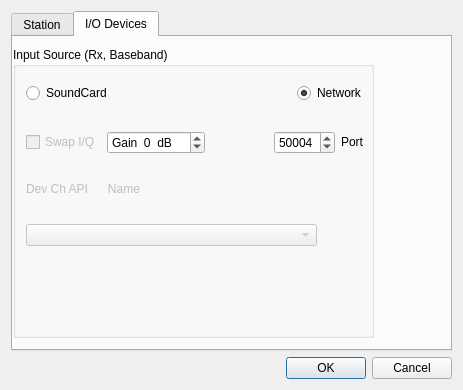
Qt form q65w/devsetup.ui (kholia/wsjtx) before a commit.
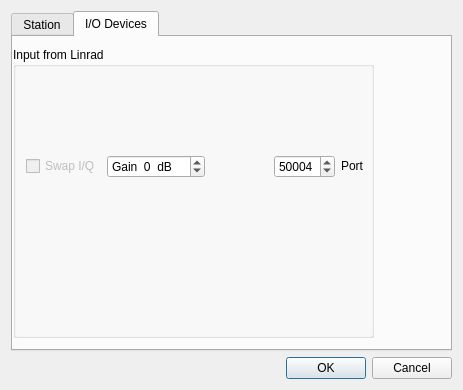
The same form after that commit. The open tabs and pages were chosen to show the change.

```diff
--- a/q65w/devsetup.ui
+++ b/q65w/devsetup.ui
@@ -284,7 +284,7 @@
         <item>
          <widget class="QGroupBox" name="groupBox_2">
           <property name="title">
-           <string>Input Source (Rx, Baseband)</string>
+           <string>Input from Linrad</string>
           </property>
           <widget class="QWidget" name="layoutWidget_3">
            <property name="geometry">
@@ -296,46 +296,6 @@
             </rect>
            </property>
            <layout class="QVBoxLayout" name="verticalLayout_7">
-            <item>
-             <layout class="QHBoxLayout" name="horizontalLayout">
-              <item>
-               <widget class="QRadioButton" name="soundCardRadioButton">
-                <property name="enabled">
-                 <bool>true</bool>
-                </property>
-                <property name="text">
-                 <string>SoundCard</string>
-                </property>
-                <property name="checked">
-                 <bool>false</bool>
-                </property>
-               </widget>
-              </item>
-              <item>
-               <spacer name="horizontalSpacer">
-                <property name="orientation">
-                 <enum>Qt::Horizontal</enum>
-                </property>
-                <property name="sizeHint" stdset="0">
-                 <size>
-                  <width>40</width>
-                  <height>20</height>
-                 </size>
-                </property>
-               </spacer>
-              </item>
-              <item>
-               <widget class="QRadioButton" name="networkRadioButton">
-                <property name="text">
-                 <string>Network</string>
-                </property>
-                <property name="checked">
-                 <bool>true</bool>
-                </property>
-               </widget>
-              </item>
-             </layout>
-            </item>
             <item>
              <layout class="QHBoxLayout" name="horizontalLayout_8">
               <item>
@@ -435,49 +395,6 @@
               </item>
              </layout>
             </item>
-            <item>
-             <widget class="QLabel" name="label_InputDev">
-              <property name="enabled">
-               <bool>false</bool>
-              </property>
-              <property name="sizePolicy">
-               <sizepolicy hsizetype="Preferred" vsizetype="Fixed">
-                <horstretch>0</horstretch>
-                <verstretch>0</verstretch>
-               </sizepolicy>
-              </property>
-              <property name="text">
-               <string>Dev Ch API      Name</string>
-              </property>
-             </widget>
-            </item>
-            <item>
-             <layout class="QHBoxLayout" name="horizontalLayout_7">
-              <item>
-               <widget class="QComboBox" name="comboBoxSndIn">
-                <property name="enabled">
-                 <bool>false</bool>
-                </property>
-               </widget>
-              </item>
-              <item>
-               <spacer name="horizontalSpacer_8">
-                <property name="orientation">
-                 <enum>Qt::Horizontal</enum>
-                </property>
-                <property name="sizeType">
-                 <enum>QSizePolicy::Fixed</enum>
-                </property>
-                <property name="sizeHint" stdset="0">
-                 <size>
-                  <width>50</width>
-                  <height>13</height>
-                 </size>
-                </property>
-               </spacer>
-              </item>
-             </layout>
-            </item>
            </layout>
           </widget>
          </widget>
```
